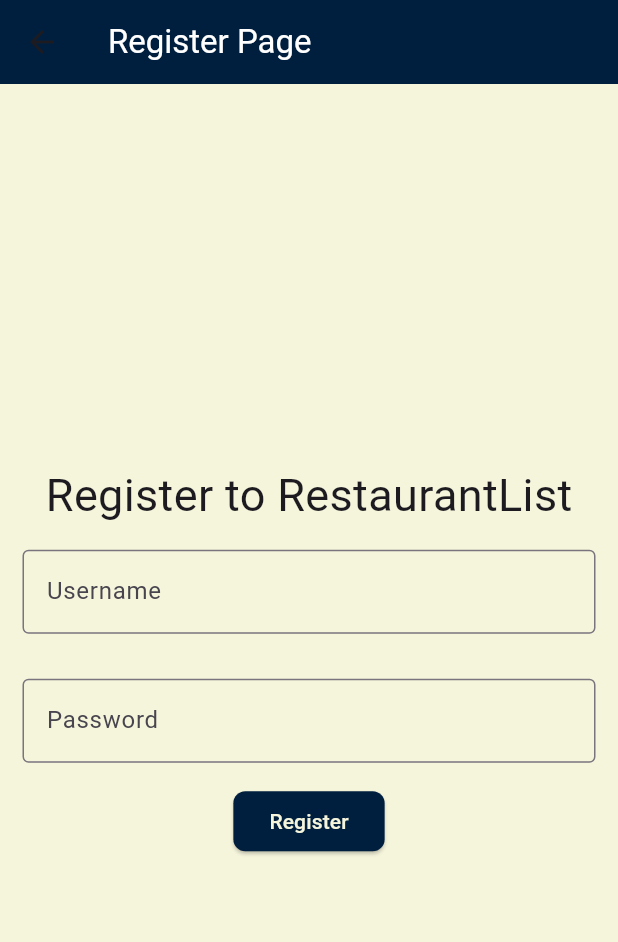
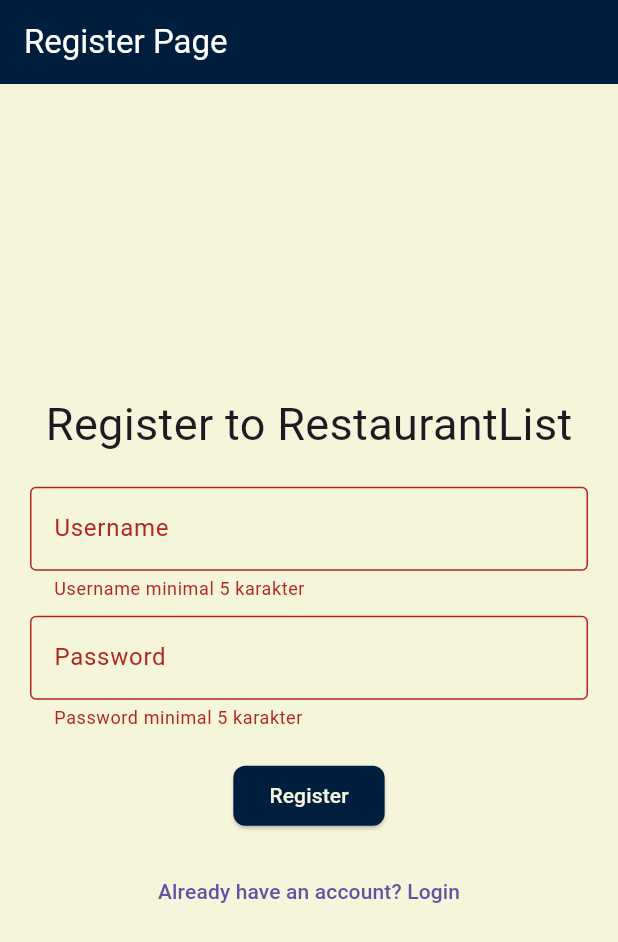
Before and after one commit to midnightwalks/latihanresponsi-tpm, a Flutter app: the RegisterPage screen opened directly, after a tap on "Register", on a phone screen of 412 x 824 dp. Shown: the top 942 px of the screen. Run offline on Flutter 3.47's test engine with Material 3 defaults, Android fonts, the phone set to English and light mode, and no system bars; our stand-ins replace hive, hive_flutter, shared_preferences; accounts and stored records are empty; network calls fail.

```diff
--- a/lib/dashboard.dart
+++ b/lib/dashboard.dart
@@ -65,7 +65,10 @@ class _DashboardState extends State<Dashboard> {
               Navigator.push(
                 context,
                 MaterialPageRoute(builder: (context) => FavoritesPage()),
-              );
+              ).then((_) {
+                // trigger rebuild saat kembali ke dashboard (jika perlu update lain)
+                setState(() {});
+              });
             },
           ),
           IconButton(
--- a/lib/register_page.dart
+++ b/lib/register_page.dart
@@ -1,5 +1,6 @@
 import 'package:flutter/material.dart';
 import 'package:hive/hive.dart';
+import 'package:latihanresponsi/login_page.dart';
 
 class RegisterPage extends StatefulWidget {
   const RegisterPage({super.key});
@@ -12,38 +13,102 @@ class _RegisterPageState extends State<RegisterPage> {
   final usernameController = TextEditingController();
   final passwordController = TextEditingController();
 
+  String? usernameError;
+  String? passwordError;
+
+  bool isPasswordValid(String password) {
+    final hasLetters = password.contains(RegExp(r'[A-Za-z]'));
+    final hasDigits = password.contains(RegExp(r'\d'));
+    return hasLetters && hasDigits;
+  }
+
+  void validateAndRegister() async {
+    String username = usernameController.text.trim();
+    String password = passwordController.text;
+
+    setState(() {
+      usernameError = null;
+      passwordError = null;
+    });
+
+    bool valid = true;
+
+    if (username.length < 5) {
+      setState(() {
+        usernameError = "Username minimal 5 karakter";
+      });
+      valid = false;
+    }
+
+    if (password.length < 5) {
+      setState(() {
+        passwordError = "Password minimal 5 karakter";
+      });
+      valid = false;
+    } else if (!isPasswordValid(password)) {
+      setState(() {
+        passwordError = "Password harus mengandung huruf dan angka";
+      });
+      valid = false;
+    }
+
+    if (!valid) return;
+
+    var box = Hive.box('users');
+    if (box.containsKey(username)) {
+      ScaffoldMessenger.of(context).showSnackBar(
+        const SnackBar(content: Text("Username sudah terdaftar.")),
+      );
+    } else {
+      await box.put(username, password);
+      ScaffoldMessenger.of(
+        context,
+      ).showSnackBar(const SnackBar(content: Text("Registrasi berhasil!")));
+      Navigator.pop(context);
+    }
+  }
+
   @override
   Widget build(BuildContext context) {
     return Scaffold(
       backgroundColor: const Color(0xFFF5F5DC),
-      appBar: AppBar(title: Text('Register Page', style: TextStyle(color: Colors.white)),
-      backgroundColor: const Color(0xFF001F3F),),
+      appBar: AppBar(
+        automaticallyImplyLeading: false,
+        title: const Text(
+          'Register Page',
+          style: TextStyle(color: Colors.white),
+        ),
+        backgroundColor: const Color(0xFF001F3F),
+      ),
       body: Center(
+        child: SingleChildScrollView(
+          padding: const EdgeInsets.symmetric(horizontal: 20),
           child: Column(
-          mainAxisAlignment: MainAxisAlignment.center,
             children: [
-            Text('Register to RestaurantList', style: TextStyle(fontSize: 30)),
-            Padding(
-              padding: EdgeInsets.all(15),
-              child: TextField(
+              const Text(
+                'Register to RestaurantList',
+                style: TextStyle(fontSize: 30),
+              ),
+              const SizedBox(height: 20),
+              TextField(
                 controller: usernameController,
                 decoration: InputDecoration(
-                  border: OutlineInputBorder(),
+                  border: const OutlineInputBorder(),
                   labelText: 'Username',
+                  errorText: usernameError,
                 ),
               ),
-            ),
-            Padding(
-              padding: EdgeInsets.all(15),
-              child: TextField(
+              const SizedBox(height: 10),
+              TextField(
                 controller: passwordController,
                 decoration: InputDecoration(
-                  border: OutlineInputBorder(),
+                  border: const OutlineInputBorder(),
                   labelText: 'Password',
+                  errorText: passwordError,
                 ),
                 obscureText: true,
               ),
-            ),
+              const SizedBox(height: 20),
               ElevatedButton(
                 style: ElevatedButton.styleFrom(
                   backgroundColor: const Color(0xFF001F3F),
@@ -52,28 +117,21 @@ class _RegisterPageState extends State<RegisterPage> {
                     borderRadius: BorderRadius.circular(8),
                   ),
                 ),
-              onPressed: () async {
-                String username = usernameController.text;
-                String password = passwordController.text;
-
-                if (username != "" && password != "") {
-                  var box = Hive.box('users');
-                  if (box.containsKey(username)) {
-                    ScaffoldMessenger.of(context).showSnackBar(
-                      SnackBar(content: Text("Username already exists!")),
+                onPressed: validateAndRegister,
+                child: const Text('Register'),
+              ),
+              const SizedBox(height: 16),
+              TextButton(
+                onPressed: () {
+                  Navigator.push(
+                    context,
+                    MaterialPageRoute(builder: (context) => const LoginPage()),
                   );
-                  } else {
-                    await box.put(username, password);
-                    ScaffoldMessenger.of(context).showSnackBar(
-                      SnackBar(content: Text("Registered successfully!")),
-                    );
-                    Navigator.pop(context);
-                  }
-                }
                 },
-              child: Text('Register'),
+                child: const Text("Already have an account? Login"),
               ),
             ],
+          ),
         ),
       ),
     );
```
Also changed, not shown: lib/details.dart (+31 -11 lines), lib/favorites.dart (+33 -10 lines), lib/login_page.dart (+87 -89 lines). Lines whose indentation alone changed are shown as unchanged.
